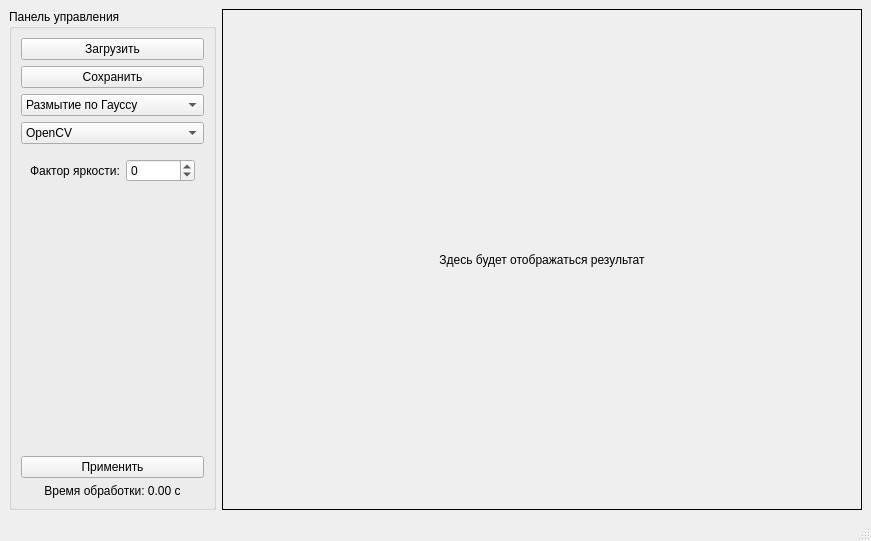
Qt form mainwindow.ui (KorroZzion/SIMD_image_filtration) before a commit.
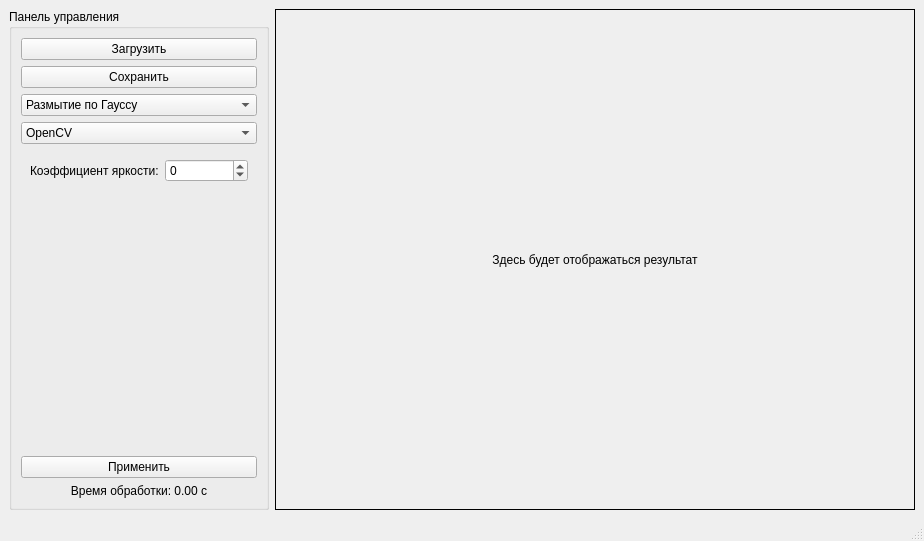
The same form after that commit. The open tabs and pages were chosen to show the change.

The edit to the form file:
```diff
--- a/mainwindow.ui
+++ b/mainwindow.ui
@@ -252,7 +252,7 @@
            <item row="0" column="0">
             <widget class="QLabel" name="labelBrightAlpha">
              <property name="text">
-              <string>Фактор яркости:</string>
+              <string>Коэффициент яркости:</string>
              </property>
             </widget>
            </item>
@@ -276,7 +276,7 @@
            <item row="0" column="0">
             <widget class="QLabel" name="labelContrastAlpha">
              <property name="text">
-              <string>Фактор контраста:</string>
+              <string>Коэффициент насыщенности</string>
              </property>
             </widget>
            </item>
```
